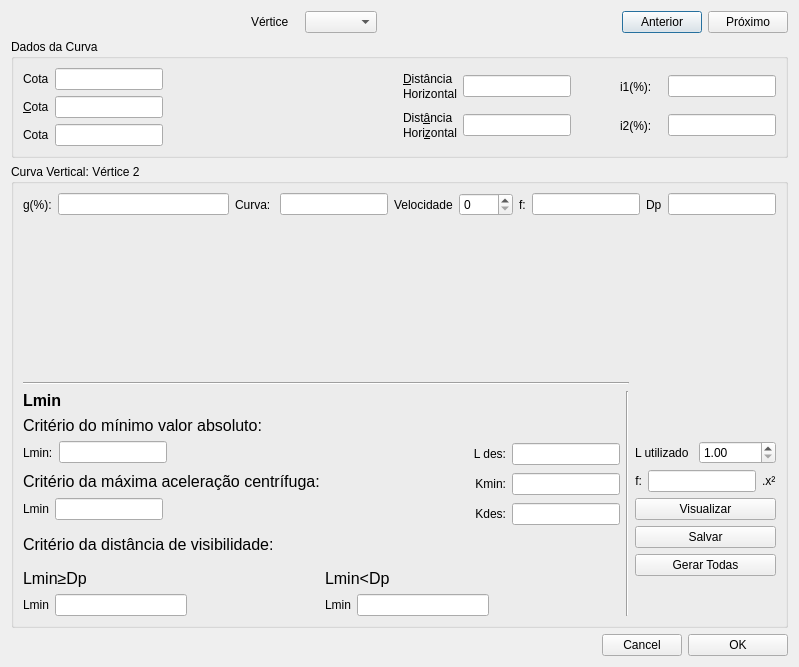
Qt form app/view/ui/Topo_dialog-cv.ui (matheusfillipe/Topografia) before a commit.
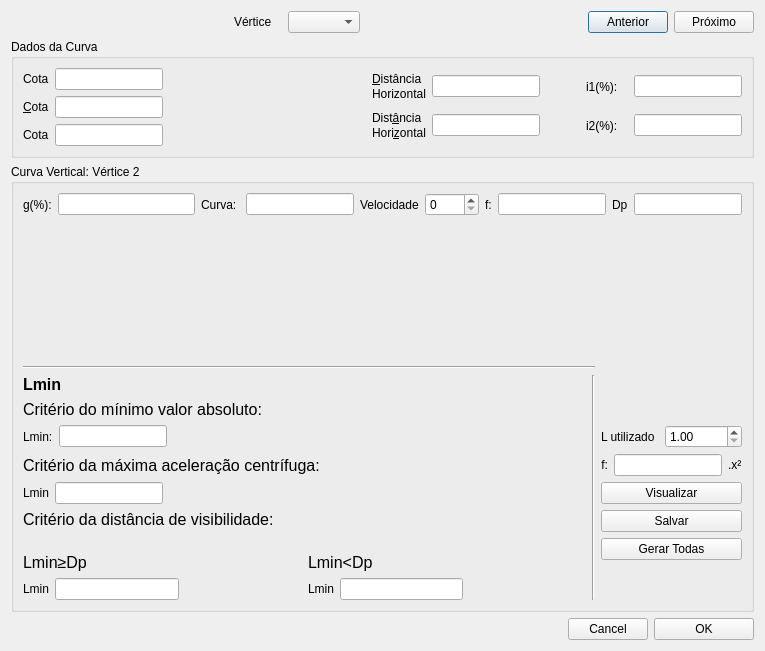
The same form after that commit.

Diff of the .ui file:
```diff
--- a/app/view/ui/Topo_dialog-cv.ui
+++ b/app/view/ui/Topo_dialog-cv.ui
@@ -6,8 +6,8 @@
    <rect>
     <x>0</x>
     <y>0</y>
-    <width>799</width>
-    <height>667</height>
+    <width>765</width>
+    <height>651</height>
    </rect>
   </property>
   <property name="windowTitle">
@@ -536,7 +536,7 @@
         </property>
        </widget>
       </item>
-      <item row="4" column="2" rowspan="10">
+      <item row="4" column="2" rowspan="9">
        <widget class="Line" name="line_2">
         <property name="orientation">
          <enum>Qt::Vertical</enum>
@@ -678,6 +678,12 @@
               <verstretch>0</verstretch>
              </sizepolicy>
             </property>
+            <property name="minimumSize">
+             <size>
+              <width>100</width>
+              <height>0</height>
+             </size>
+            </property>
             <property name="readOnly">
              <bool>true</bool>
             </property>
@@ -784,7 +790,7 @@
         </item>
        </layout>
       </item>
-      <item row="12" column="0" rowspan="2" colspan="2">
+      <item row="11" column="0" rowspan="2" colspan="2">
        <layout class="QHBoxLayout" name="horizontalLayout_20">
         <item>
          <layout class="QVBoxLayout" name="verticalLayout">
@@ -888,7 +894,14 @@
         </item>
        </layout>
       </item>
-      <item row="8" column="3" rowspan="6">
+      <item row="3" column="0" colspan="3">
+       <widget class="Line" name="line">
+        <property name="orientation">
+         <enum>Qt::Horizontal</enum>
+        </property>
+       </widget>
+      </item>
+      <item row="8" column="3" rowspan="5">
        <layout class="QVBoxLayout" name="verticalLayout_2">
         <item>
          <widget class="QPushButton" name="viewCurveBtn">
@@ -938,7 +951,7 @@
         </property>
        </widget>
       </item>
-      <item row="10" column="0">
+      <item row="9" column="0">
        <widget class="QLabel" name="label_10">
         <property name="font">
          <font>
@@ -950,97 +963,6 @@
         </property>
        </widget>
       </item>
-      <item row="6" column="1" rowspan="4">
-       <layout class="QVBoxLayout" name="verticalLayout_4">
-        <item>
-         <layout class="QHBoxLayout" name="horizontalLayout_13">
-          <item>
-           <widget class="QLabel" name="cotaLabel_19">
-            <property name="sizePolicy">
-             <sizepolicy hsizetype="Minimum" vsizetype="Preferred">
-              <horstretch>0</horstretch>
-              <verstretch>0</verstretch>
-             </sizepolicy>
-            </property>
-            <property name="text">
-             <string>L des:</string>
-            </property>
-            <property name="alignment">
-             <set>Qt::AlignRight|Qt::AlignTrailing|Qt::AlignVCenter</set>
-            </property>
-           </widget>
-          </item>
-          <item>
-           <widget class="QLineEdit" name="uiLdes">
-            <property name="sizePolicy">
-             <sizepolicy hsizetype="Fixed" vsizetype="Fixed">
-              <horstretch>0</horstretch>
-              <verstretch>0</verstretch>
-             </sizepolicy>
-            </property>
-            <property name="readOnly">
-             <bool>true</bool>
-            </property>
-           </widget>
-          </item>
-         </layout>
-        </item>
-        <item>
-         <layout class="QHBoxLayout" name="horizontalLayout_28">
-          <item>
-           <widget class="QLabel" name="cotaLabel_20">
-            <property name="text">
-             <string>Kmin:</string>
-            </property>
-            <property name="alignment">
-             <set>Qt::AlignRight|Qt::AlignTrailing|Qt::AlignVCenter</set>
-            </property>
-           </widget>
-          </item>
-          <item>
-           <widget class="QLineEdit" name="uiKmin">
-            <property name="sizePolicy">
-             <sizepolicy hsizetype="Fixed" vsizetype="Fixed">
-              <horstretch>0</horstretch>
-              <verstretch>0</verstretch>
-             </sizepolicy>
-            </property>
-            <property name="readOnly">
-             <bool>true</bool>
-            </property>
-           </widget>
-          </item>
-         </layout>
-        </item>
-        <item>
-         <layout class="QHBoxLayout" name="horizontalLayout_29">
-          <item>
-           <widget class="QLabel" name="cotaLabel_21">
-            <property name="text">
-             <string>Kdes:</string>
-            </property>
-            <property name="alignment">
-             <set>Qt::AlignRight|Qt::AlignTrailing|Qt::AlignVCenter</set>
-            </property>
-           </widget>
-          </item>
-          <item>
-           <widget class="QLineEdit" name="uiKdes">
-            <property name="sizePolicy">
-             <sizepolicy hsizetype="Fixed" vsizetype="Fixed">
-              <horstretch>0</horstretch>
-              <verstretch>0</verstretch>
-             </sizepolicy>
-            </property>
-            <property name="readOnly">
-             <bool>true</bool>
-            </property>
-           </widget>
-          </item>
-         </layout>
-        </item>
-       </layout>
-      </item>
       <item row="6" column="0">
        <layout class="QHBoxLayout" name="horizontalLayout_4">
         <item>
```
Left out of the diff: 9 changed lines with no effect on the pictures.
